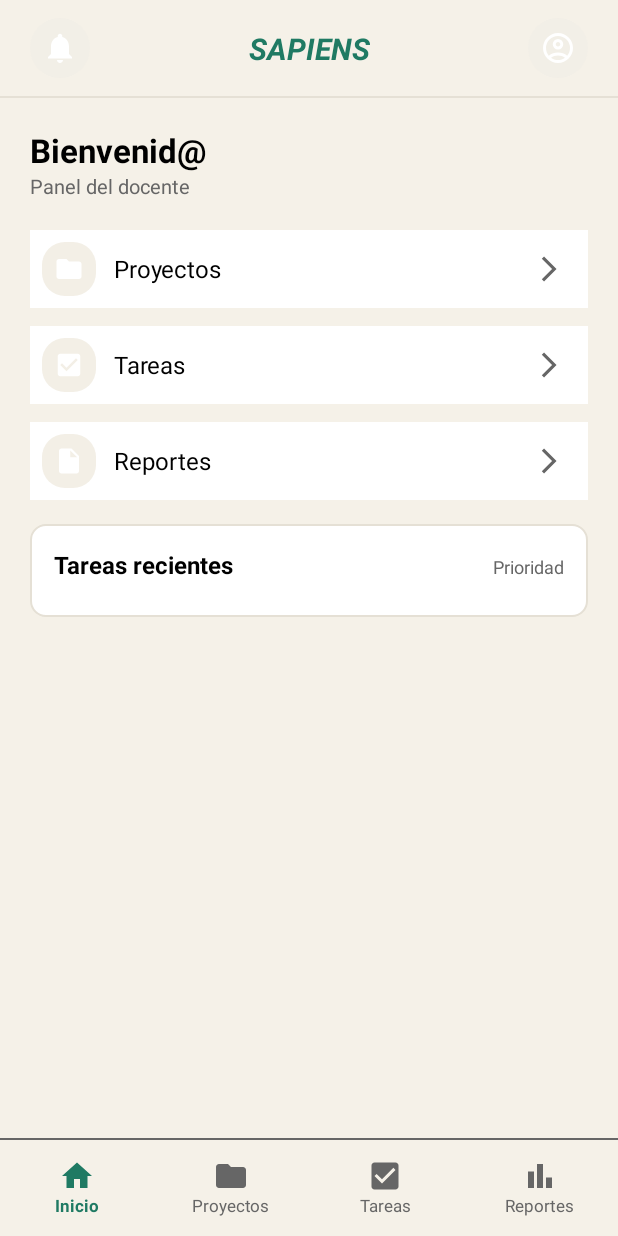
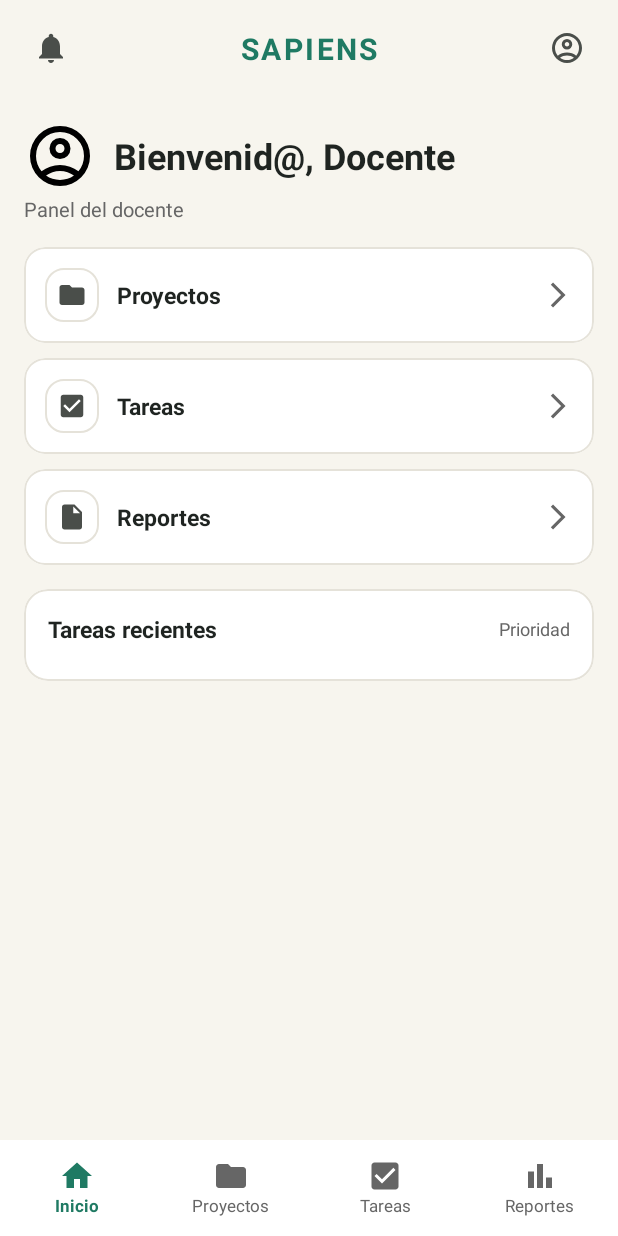
Before and after one commit to bite-aurum/sapiens-Movil, an Android app: the dashboardDocente screen opened directly, with no data from a screen before it, on a phone screen of 412 x 824 dp. Run offline under Robolectric (Android 15) with nearby library versions, the phone set to English and light mode, and no system bars; pictures from the network do not load.

Commit message:
Rediseño de la interfaz de `dashboardDocente`, uso de `MaterialCardView` para las tarjetas de opciones e integración de la foto de perfil del docente.

```diff
--- a/app/src/main/java/com/example/sapiens/Modelo/docente/dataDashboardDocente.kt
+++ b/app/src/main/java/com/example/sapiens/Modelo/docente/dataDashboardDocente.kt
@@ -13,7 +13,8 @@ data class dataDashboardDocente(
 data class dataDocente(
     @SerialName("id_docente") val idDocente: Int,
     @SerialName("nombre") val nombre: String,
-    @SerialName("apellido_paterno") val apellidoPaterno: String
+    @SerialName("apellido_paterno") val apellidoPaterno: String,
+    @SerialName("foto") val foto: String? = null
 )
 
 @Serializable
--- a/app/src/main/java/com/example/sapiens/Presentador/docente/pDashboardDocente.kt
+++ b/app/src/main/java/com/example/sapiens/Presentador/docente/pDashboardDocente.kt
@@ -17,6 +17,7 @@ class pDashboardDocente(private val vista: dashboardDocente) {
                 val respuesta = modelo.obtenerDashboard(idDocente)
                 vista.mostrarBienvenida(respuesta.docente.nombre)
                 vista.mostrarTareasRecientes(respuesta.tareasRecientes)
+                vista.mostrarFoto(respuesta.docente.foto)
             } catch (e: Exception) {
                 vista.mostrarError("Error: " + e.localizedMessage)
             }
--- a/app/src/main/java/com/example/sapiens/Vista/docente/dashboardDocente.kt
+++ b/app/src/main/java/com/example/sapiens/Vista/docente/dashboardDocente.kt
@@ -3,7 +3,6 @@ package com.example.sapiens.Vista.docente
 import android.content.Intent
 import android.os.Bundle
 import android.view.View
-import android.widget.ImageView
 import android.widget.LinearLayout
 import android.widget.TextView
 import android.widget.Toast
@@ -18,22 +17,28 @@ import com.example.sapiens.Presentador.docente.pDashboardDocente
 import com.example.sapiens.R
 import com.example.sapiens.Vista.perfilUsuario
 import com.example.sapiens.adaptadores_docente.tareasRecientesAdaptador
-
+import com.google.android.material.card.MaterialCardView
+import android.widget.ImageView
+import com.bumptech.glide.Glide
+import com.example.sapiens.Network.RetrofitCliente
 
 class dashboardDocente : AppCompatActivity() {
     private lateinit var btnNotificaciones: ImageView
     private lateinit var btnPerfil: ImageView
     private lateinit var tvBienvenida: TextView
-    private lateinit var cardProyectos: LinearLayout
-    private lateinit var cardTareas: LinearLayout
-    private lateinit var cardReportes: LinearLayout
+    private lateinit var cardProyectos: MaterialCardView
+    private lateinit var cardTareas: MaterialCardView
+    private lateinit var cardReportes: MaterialCardView
     private lateinit var tvSinTareas: TextView
+    private lateinit var navInicio: LinearLayout
     private lateinit var navProyectos: LinearLayout
     private lateinit var navTareas: LinearLayout
     private lateinit var navReportes: LinearLayout
     private lateinit var recyclerTareas: RecyclerView
     private lateinit var adapterTareas: tareasRecientesAdaptador
     private var idDocente: Int = 0
+
+    private lateinit var imgFotoDocente: ImageView
 
     private lateinit var presentador: pDashboardDocente
 
@@ -57,9 +62,11 @@ class dashboardDocente : AppCompatActivity() {
         cardTareas = findViewById(R.id.cardTareas)
         cardReportes = findViewById(R.id.cardReportes)
         tvSinTareas = findViewById(R.id.tvSinTareas)
+        navInicio = findViewById(R.id.navInicio)
         navProyectos = findViewById(R.id.navProyectos)
         navTareas = findViewById(R.id.navTareas)
         navReportes = findViewById(R.id.navReportes)
+        imgFotoDocente = findViewById(R.id.imgFotoDocente)
 
         recyclerTareas = findViewById(R.id.rvTareasRecientes)
         recyclerTareas.layoutManager = LinearLayoutManager(this)
@@ -73,10 +80,12 @@ class dashboardDocente : AppCompatActivity() {
         cardProyectos.setOnClickListener(this::ejecutarProyectos)
         cardTareas.setOnClickListener(this::ejecutarTareas)
         cardReportes.setOnClickListener(this::ejecutarReportes)
+        navInicio.setOnClickListener(this::ejecutarInicio)
         navProyectos.setOnClickListener(this::ejecutarProyectos)
         navTareas.setOnClickListener(this::ejecutarTareas)
         navReportes.setOnClickListener(this::ejecutarReportes)
     }
+
     override fun onResume() {
         super.onResume()
         presentador.iniciar(idDocente)
@@ -94,6 +103,11 @@ class dashboardDocente : AppCompatActivity() {
         startActivity(intent)
     }
 
+
+    fun ejecutarInicio(v: View) {
+        presentador.iniciar(idDocente)
+    }
+
     fun ejecutarProyectos(v: View) {
         presentador.seleccionarProyectos()
     }
@@ -106,9 +120,16 @@ class dashboardDocente : AppCompatActivity() {
         presentador.seleccionarReportes()
     }
 
-
     fun mostrarBienvenida(nombre: String) {
-        tvBienvenida.text = "Bienvenid@, " + nombre
+        val nombreMostrar = if (nombre.isNotEmpty()) nombre else "Docente"
+        tvBienvenida.text = "Bienvenid@, " + nombreMostrar
+    }
+    fun mostrarFoto(foto: String?) {
+        if (foto.isNullOrEmpty()) return
+        Glide.with(this)
+            .load(RetrofitCliente.SERVIDOR + foto)
+            .circleCrop()
+            .into(imgFotoDocente)
     }
 
     fun mostrarTareasRecientes(tareas: List<dataTareaReciente>) {
--- a/app/src/main/res/layout/activity_dashboard_docente.xml
+++ b/app/src/main/res/layout/activity_dashboard_docente.xml
@@ -1,129 +1,135 @@
 <?xml version="1.0" encoding="utf-8"?>
-<androidx.constraintlayout.widget.ConstraintLayout xmlns:android="http://schemas.android.com/apk/res/android"
+<androidx.constraintlayout.widget.ConstraintLayout
+    xmlns:android="http://schemas.android.com/apk/res/android"
     xmlns:app="http://schemas.android.com/apk/res-auto"
     xmlns:tools="http://schemas.android.com/tools"
     android:id="@+id/main"
     android:layout_width="match_parent"
     android:layout_height="match_parent"
-    android:background="@color/fondo"
+    android:background="#F7F5EE"
     tools:context=".Vista.docente.dashboardDocente">
-
 
     <androidx.constraintlayout.widget.ConstraintLayout
         android:id="@+id/barraSuperior"
-        android:layout_width="0dp"
+        android:layout_width="match_parent"
         android:layout_height="64dp"
-        app:layout_constraintEnd_toEndOf="parent"
-        app:layout_constraintHorizontal_bias="0.0"
-        app:layout_constraintStart_toStartOf="parent"
+        android:background="#F7F5EE"
+        android:paddingHorizontal="16dp"
         app:layout_constraintTop_toTopOf="parent">
 
-        <ImageButton
+        <ImageView
             android:id="@+id/btnNotificaciones"
-            android:layout_width="40dp"
-            android:layout_height="40dp"
-            android:layout_marginStart="20dp"
-            android:background="@drawable/sombra_ic_sup"
+            android:layout_width="36dp"
+            android:layout_height="36dp"
+            android:background="?attr/selectableItemBackgroundBorderless"
             android:contentDescription="Notificaciones"
-            android:padding="8dp"
+            android:padding="6dp"
             android:src="@drawable/ic_notificacion"
             app:layout_constraintBottom_toBottomOf="parent"
             app:layout_constraintStart_toStartOf="parent"
             app:layout_constraintTop_toTopOf="parent"
-            app:tint="@color/white" />
-
+            app:tint="#4A4E4A" />
 
         <TextView
             android:id="@+id/tvLogo"
             android:layout_width="wrap_content"
             android:layout_height="wrap_content"
+            android:letterSpacing="0.08"
             android:text="SAPIENS"
             android:textColor="@color/verde"
             android:textSize="20sp"
-            android:textStyle="bold|italic"
+            android:textStyle="bold"
             app:layout_constraintBottom_toBottomOf="parent"
             app:layout_constraintEnd_toEndOf="parent"
             app:layout_constraintStart_toStartOf="parent"
             app:layout_constraintTop_toTopOf="parent" />
 
-        <ImageButton
+        <ImageView
             android:id="@+id/btnPerfil"
-            android:layout_width="40dp"
-            android:layout_height="40dp"
-            android:layout_marginEnd="20dp"
-            android:background="@drawable/sombra_ic_sup"
+            android:layout_width="36dp"
+            android:layout_height="36dp"
+            android:background="?attr/selectableItemBackgroundBorderless"
             android:contentDescription="Perfil"
-            android:padding="8dp"
+            android:padding="6dp"
             android:src="@drawable/ic_perfil"
             app:layout_constraintBottom_toBottomOf="parent"
             app:layout_constraintEnd_toEndOf="parent"
             app:layout_constraintTop_toTopOf="parent"
-            app:tint="@color/white" />
+            app:tint="#4A4E4A" />
 
     </androidx.constraintlayout.widget.ConstraintLayout>
 
-    <View
-        android:id="@+id/lineaSuperior"
-        android:layout_width="0dp"
-        android:layout_height="1dp"
-        android:background="@color/grisClaro"
-        app:layout_constraintEnd_toEndOf="parent"
-        app:layout_constraintStart_toStartOf="parent"
-        app:layout_constraintTop_toBottomOf="@id/barraSuperior" />
-
-
-    <ScrollView
+    <androidx.core.widget.NestedScrollView
         android:id="@+id/scrollContenido"
-        android:layout_width="0dp"
+        android:layout_width="match_parent"
         android:layout_height="0dp"
-        app:layout_constraintBottom_toTopOf="@id/lineaInferior"
-        app:layout_constraintEnd_toEndOf="parent"
-        app:layout_constraintStart_toStartOf="parent"
-        app:layout_constraintTop_toBottomOf="@id/lineaSuperior">
+        android:fillViewport="true"
+        app:layout_constraintBottom_toTopOf="@+id/barraInferior"
+        app:layout_constraintTop_toBottomOf="@+id/barraSuperior">
 
         <LinearLayout
             android:layout_width="match_parent"
             android:layout_height="wrap_content"
             android:orientation="vertical"
-            android:padding="20dp">
+            android:padding="16dp">
 
+            <LinearLayout
+                android:layout_width="match_parent"
+                android:layout_height="wrap_content"
+                android:gravity="center_vertical"
+                android:orientation="horizontal">
+
+                <ImageView
+                    android:id="@+id/imgFotoDocente"
+                    android:layout_width="48dp"
+                    android:layout_height="48dp"
+                    android:layout_marginEnd="12dp"
+                    android:src="@drawable/ic_perfil" />
 
                 <TextView
                     android:id="@+id/tvBienvenida"
-                android:layout_width="match_parent"
+                    android:layout_width="wrap_content"
                     android:layout_height="wrap_content"
-                android:text="Bienvenid@"
-                android:textColor="@color/black"
-                android:textSize="22sp"
+                    android:text="Bienvenid@, Docente"
+                    android:textColor="#1F2421"
+                    android:textSize="24sp"
                     android:textStyle="bold" />
+            </LinearLayout>
 
             <TextView
                 android:id="@+id/tvSubtitulo"
-                android:layout_width="match_parent"
+                android:layout_width="wrap_content"
                 android:layout_height="wrap_content"
+                android:layout_marginTop="2dp"
                 android:text="Panel del docente"
                 android:textColor="@color/gris"
                 android:textSize="13sp" />
 
-            <LinearLayout
+            <com.google.android.material.card.MaterialCardView
                 android:id="@+id/cardProyectos"
                 android:layout_width="match_parent"
                 android:layout_height="wrap_content"
-                android:layout_marginTop="20dp"
-                android:background="@color/white"
-                android:clickable="true"
-                android:focusable="true"
+                android:layout_marginTop="16dp"
+                app:cardBackgroundColor="@color/white"
+                app:cardCornerRadius="14dp"
+                app:cardElevation="0dp"
+                app:strokeColor="#E5E2D9"
+                app:strokeWidth="1dp">
+
+                <LinearLayout
+                    android:layout_width="match_parent"
+                    android:layout_height="wrap_content"
                     android:gravity="center_vertical"
                     android:orientation="horizontal"
-                android:padding="8dp">
+                    android:padding="14dp">
 
                     <ImageView
                         android:layout_width="36dp"
                         android:layout_height="36dp"
+                        android:background="@drawable/bg_input_sapiens"
                         android:padding="8dp"
-                    android:background="@drawable/sombra_icono"
                         android:src="@drawable/ic_proyectos"
-                    app:tint="@color/white" />
+                        app:tint="#4A4E4A" />
 
                     <TextView
                         android:layout_width="0dp"
@@ -131,36 +137,43 @@
                         android:layout_marginStart="12dp"
                         android:layout_weight="1"
                         android:text="Proyectos"
-                    android:textColor="@color/black"
-                    android:textSize="16sp" />
+                        android:textColor="#1F2421"
+                        android:textSize="15sp"
+                        android:textStyle="bold" />
 
                     <ImageView
                         android:layout_width="20dp"
                         android:layout_height="20dp"
-                    android:layout_marginEnd="8dp"
                         android:src="@drawable/ic_flecha_derecha"
                         app:tint="@color/gris" />
                 </LinearLayout>
+            </com.google.android.material.card.MaterialCardView>
 
-            <LinearLayout
+            <com.google.android.material.card.MaterialCardView
                 android:id="@+id/cardTareas"
                 android:layout_width="match_parent"
                 android:layout_height="wrap_content"
-                android:layout_marginTop="12dp"
-                android:background="@color/white"
-                android:clickable="true"
-                android:focusable="true"
+                android:layout_marginTop="10dp"
+                app:cardBackgroundColor="@color/white"
+                app:cardCornerRadius="14dp"
+                app:cardElevation="0dp"
+                app:strokeColor="#E5E2D9"
+                app:strokeWidth="1dp">
+
+                <LinearLayout
+                    android:layout_width="match_parent"
+                    android:layout_height="wrap_content"
                     android:gravity="center_vertical"
                     android:orientation="horizontal"
-                android:padding="8dp">
+                    android:padding="14dp">
 
                     <ImageView
                         android:layout_width="36dp"
                         android:layout_height="36dp"
-                    android:background="@drawable/sombra_icono"
+                        android:background="@drawable/bg_input_sapiens"
                         android:padding="8dp"
                         android:src="@drawable/ic_tareas"
-                    app:tint="@color/white" />
+                        app:tint="#4A4E4A" />
 
                     <TextView
                         android:layout_width="0dp"
@@ -168,37 +181,43 @@
                         android:layout_marginStart="12dp"
                         android:layout_weight="1"
                         android:text="Tareas"
-                    android:textColor="@color/black"
-                    android:textSize="16sp" />
+                        android:textColor="#1F2421"
+                        android:textSize="15sp"
+                        android:textStyle="bold" />
 
                     <ImageView
                         android:layout_width="20dp"
                         android:layout_height="20dp"
-                    android:layout_marginEnd="8dp"
                         android:src="@drawable/ic_flecha_derecha"
                         app:tint="@color/gris" />
                 </LinearLayout>
+            </com.google.android.material.card.MaterialCardView>
 
-
-            <LinearLayout
+            <com.google.android.material.card.MaterialCardView
                 android:id="@+id/cardReportes"
                 android:layout_width="match_parent"
                 android:layout_height="wrap_content"
-                android:layout_marginTop="12dp"
-                android:background="@color/white"
-                android:clickable="true"
-                android:focusable="true"
+                android:layout_marginTop="10dp"
+                app:cardBackgroundColor="@color/white"
+                app:cardCornerRadius="14dp"
+                app:cardElevation="0dp"
+                app:strokeColor="#E5E2D9"
+                app:strokeWidth="1dp">
+
+                <LinearLayout
+                    android:layout_width="match_parent"
+                    android:layout_height="wrap_content"
                     android:gravity="center_vertical"
                     android:orientation="horizontal"
-                android:padding="8dp">
+                    android:padding="14dp">
 
                     <ImageView
                         android:layout_width="36dp"
                         android:layout_height="36dp"
-                    android:background="@drawable/sombra_icono"
+                        android:background="@drawable/bg_input_sapiens"
                         android:padding="8dp"
                         android:src="@drawable/ic_ir_a_reportes"
-                    app:tint="@color/white" />
+                        app:tint="#4A4E4A" />
 
                     <TextView
                         android:layout_width="0dp"
@@ -206,29 +225,39 @@
                         android:layout_marginStart="12dp"
                         android:layout_weight="1"
                         android:text="Reportes"
-                    android:textColor="@color/black"
-                    android:textSize="16sp" />
+                        android:textColor="#1F2421"
+                        android:textSize="15sp"
+                        android:textStyle="bold" />
 
                     <ImageView
                         android:layout_width="20dp"
                         android:layout_height="20dp"
-                    android:layout_marginEnd="8dp"
                         android:src="@drawable/ic_flecha_derecha"
                         app:tint="@color/gris" />
                 </LinearLayout>
+            </com.google.android.material.card.MaterialCardView>
 
+            <com.google.android.material.card.MaterialCardView
+                android:layout_width="match_parent"
+                android:layout_height="wrap_content"
+                android:layout_marginTop="16dp"
+                android:layout_marginBottom="16dp"
+                app:cardBackgroundColor="@color/white"
+                app:cardCornerRadius="16dp"
+                app:cardElevation="0dp"
+                app:strokeColor="#E5E2D9"
+                app:strokeWidth="1dp">
 
                 <LinearLayout
                     android:layout_width="match_parent"
                     android:layout_height="wrap_content"
-                android:layout_marginTop="16dp"
-                android:background="@drawable/fondo_blanco_borde_grisclaro"
                     android:orientation="vertical"
                     android:padding="16dp">
 
                     <LinearLayout
                         android:layout_width="match_parent"
                         android:layout_height="wrap_content"
+                        android:gravity="center_vertical"
                         android:orientation="horizontal">
 
                         <TextView
@@ -236,8 +265,8 @@
                             android:layout_height="wrap_content"
                             android:layout_weight="1"
                             android:text="Tareas recientes"
-                        android:textColor="@color/black"
-                        android:textSize="16sp"
+                            android:textColor="#1F2421"
+                            android:textSize="15sp"
                             android:textStyle="bold" />
 
                         <TextView
@@ -248,6 +277,16 @@
                             android:textSize="12sp" />
                     </LinearLayout>
 
+                    <TextView
+                        android:id="@+id/tvSinTareas"
+                        android:layout_width="match_parent"
+                        android:layout_height="wrap_content"
+                        android:layout_marginTop="12dp"
+                        android:text="No hay tareas recientes"
+                        android:textColor="@color/gris"
+                        android:textSize="13sp"
+                        android:visibility="gone" />
+
                     <androidx.recyclerview.widget.RecyclerView
                         android:id="@+id/rvTareasRecientes"
                         android:layout_width="match_parent"
@@ -255,38 +294,19 @@
                         android:layout_marginTop="8dp"
                         android:nestedScrollingEnabled="false" />
 
-                <TextView
-                    android:id="@+id/tvSinTareas"
-                    android:layout_width="match_parent"
-                    android:layout_height="wrap_content"
-                    android:layout_marginTop="12dp"
-                    android:text="No hay tareas recientes"
-                    android:textColor="@color/gris"
-                    android:textSize="14sp"
-                    android:visibility="gone" />
                 </LinearLayout>
+            </com.google.android.material.card.MaterialCardView>
 
         </LinearLayout>
-    </ScrollView>
-
-
-    <View
-        android:id="@+id/lineaInferior"
-        android:layout_width="0dp"
-        android:layout_height="1dp"
-        android:background="@color/gris"
-        app:layout_constraintBottom_toTopOf="@id/barraInferior"
-        app:layout_constraintEnd_toEndOf="parent"
-        app:layout_constraintStart_toStartOf="parent" />
+    </androidx.core.widget.NestedScrollView>
 
     <LinearLayout
         android:id="@+id/barraInferior"
-        android:layout_width="0dp"
+        android:layout_width="match_parent"
         android:layout_height="64dp"
+        android:background="@color/white"
         android:orientation="horizontal"
-        app:layout_constraintBottom_toBottomOf="parent"
-        app:layout_constraintEnd_toEndOf="parent"
-        app:layout_constraintStart_toStartOf="parent">
+        app:layout_constraintBottom_toBottomOf="parent">
 
         <LinearLayout
             android:id="@+id/navInicio"
```
Lines whose indentation alone changed are shown as unchanged.
